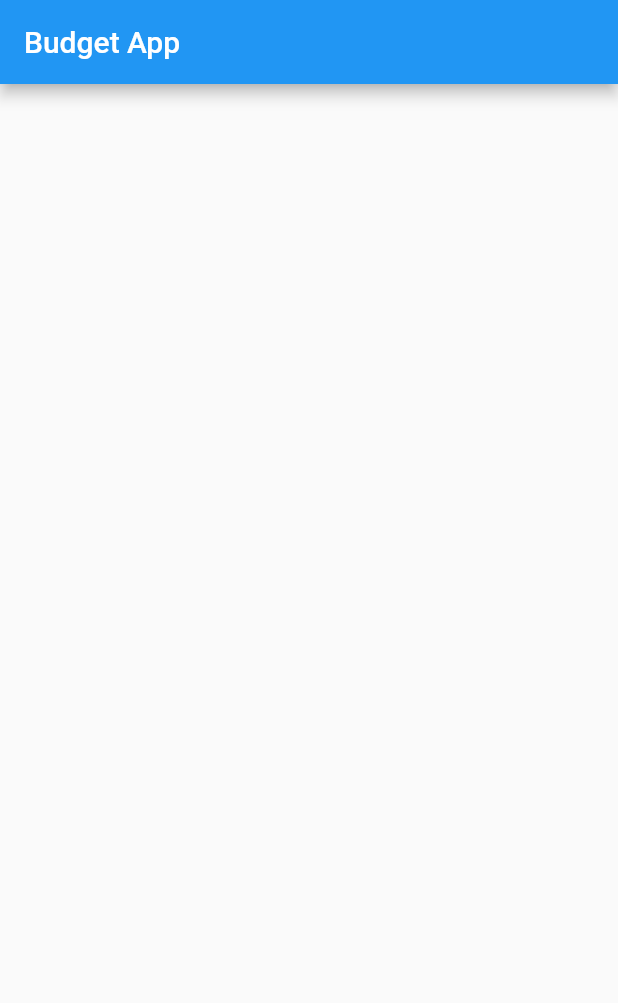
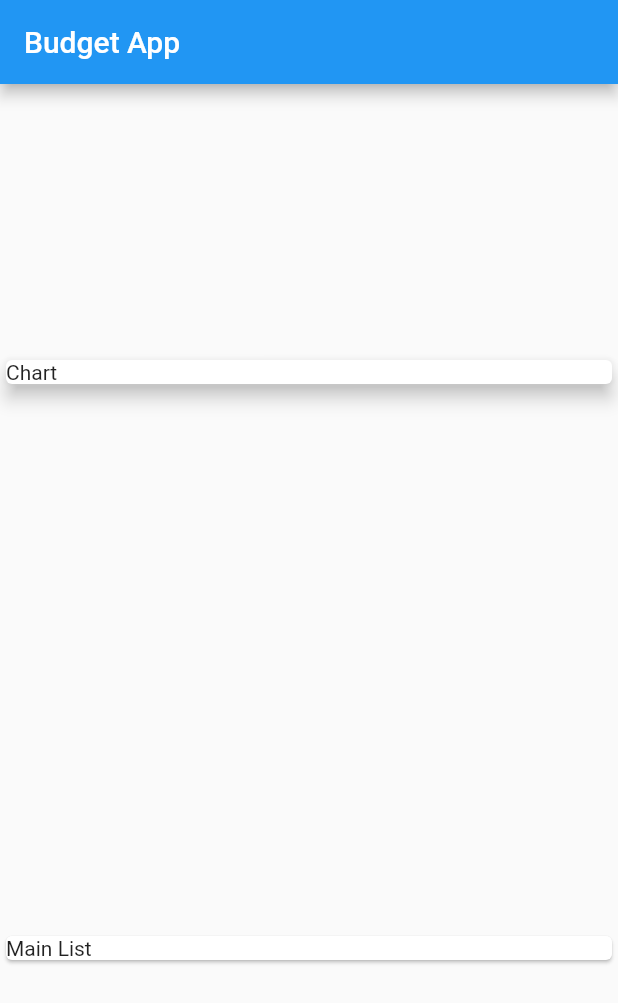
Before and after one commit to jimmy-lan/flutter_budget_app, a Flutter app: the screen it shows after launch, on a phone screen of 412 x 824 dp. Shown: the top 1003 px of the screen. Run offline on Flutter 3.47's test engine with Material 2 defaults, Android fonts, the phone set to English and light mode, and no system bars.

Commit message:
Add initial page structure

```diff
--- a/lib/main.dart
+++ b/lib/main.dart
@@ -13,7 +13,7 @@ class MyApp extends StatelessWidget {
       theme: ThemeData(
         primarySwatch: Colors.blue,
       ),
-      home: MyHomePage(title: 'Flutter Demo Home Page'),
+      home: MyHomePage(),
     );
   }
 }
@@ -23,6 +23,19 @@ class MyHomePage extends StatelessWidget {
   Widget build(BuildContext context) {
     return Scaffold(
       appBar: AppBar(title: Text("Budget App")),
+      body: Column(
+        mainAxisAlignment: MainAxisAlignment.spaceAround,
+        crossAxisAlignment: CrossAxisAlignment.stretch,
+        children: [
+          Card(
+            child: Text("Chart"),
+            elevation: 5,
+          ),
+          Card(
+            child: Text("Main List"),
+          )
+        ],
+      ),
     );
   }
 }
```
